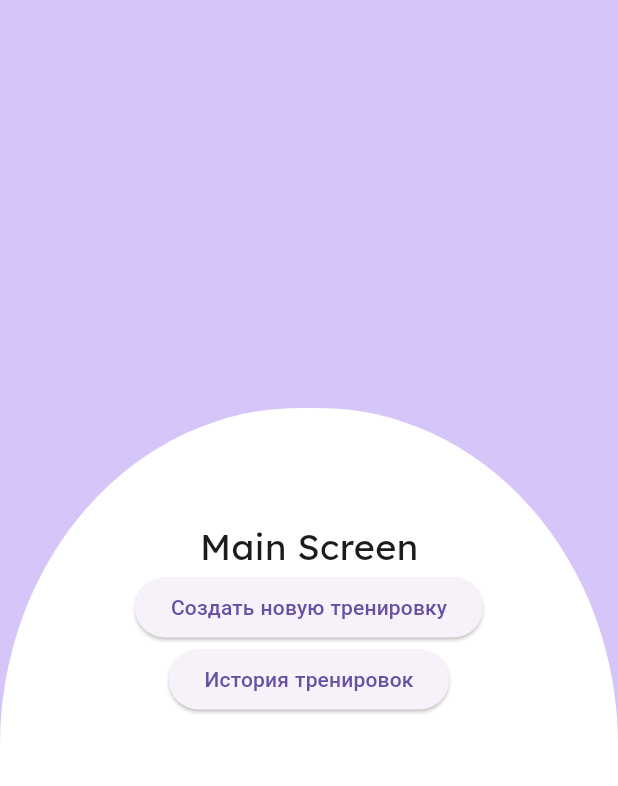
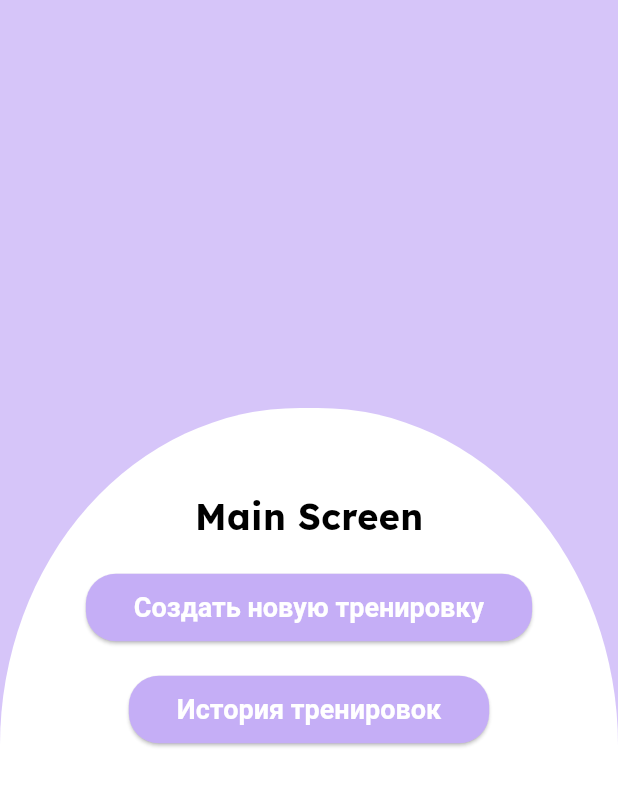
Before and after one commit to 1000-MLN/FitTrack, a Flutter app: the MainScreen screen opened directly, on a phone screen of 412 x 824 dp. Shown: the top 786 px of the screen. Run offline on Flutter 3.47's test engine with Material 3 defaults, Android fonts, the light colour scheme and no system bars; our stand-ins replace flutter_riverpod, shared_preferences; accounts and stored records are empty.

Commit message:
some new UI

```diff
--- a/lib/main.dart
+++ b/lib/main.dart
@@ -17,14 +17,12 @@ void main() {
 class MyApp extends ConsumerWidget {
   @override
   Widget build(BuildContext context, WidgetRef ref) {
-    // Use ref.watch to listen to the theme changes
     final theme = ref.watch(themeProvider);
 
-    // Return MaterialApp with the current theme
     return MaterialApp(
       debugShowCheckedModeBanner: false,
       theme: theme,
-        themeMode: theme==lightTheme?ThemeMode.light:ThemeMode.dark,
+      themeMode: theme == lightTheme ? ThemeMode.light : ThemeMode.dark,
       darkTheme: darkTheme,
       title: 'Workout App',
       initialRoute: '/',
--- a/lib/main_screen.dart
+++ b/lib/main_screen.dart
@@ -11,7 +11,7 @@ class MainScreen extends StatelessWidget {
       body: Stack(
         alignment: Alignment.bottomCenter,
         children: [
-           Container(
+          Container(
             color: Theme.of(context).cardColor,
           ),
           Container(
@@ -29,8 +29,28 @@ class MainScreen extends StatelessWidget {
             child: Column(
               mainAxisAlignment: MainAxisAlignment.center,
               children: [
-                Text('Main Screen', style: TextStyle(fontSize: 24)),
+                Text(
+                  'Main Screen',
+                  style: TextStyle(
+                    fontSize: 24,
+                    fontWeight: FontWeight.bold,
+                    color: Colors.black,
+                  ),
+                ),
+                SizedBox(height: 20),
                 ElevatedButton(
+                  style: ElevatedButton.styleFrom(
+                    backgroundColor: Color(0xFFC5AEF6),
+                    foregroundColor: Colors.white,
+                    padding: EdgeInsets.symmetric(horizontal: 32, vertical: 12),
+                    shape: RoundedRectangleBorder(
+                      borderRadius: BorderRadius.circular(20),
+                    ),
+                    textStyle: TextStyle(
+                      fontSize: 18,
+                      fontWeight: FontWeight.bold,
+                    ),
+                  ),
                   onPressed: () {
                     Navigator.push(
                       context,
@@ -39,9 +59,24 @@ class MainScreen extends StatelessWidget {
                       ),
                     );
                   },
-                  child: Text('Создать новую тренировку'),
+                  child: Text(
+                    'Создать новую тренировку',
+                  ),
                 ),
+                SizedBox(height: 20),
                 ElevatedButton(
+                  style: ElevatedButton.styleFrom(
+                    backgroundColor: Color(0xFFC5AEF6),
+                    foregroundColor: Colors.white,
+                    padding: EdgeInsets.symmetric(horizontal: 32, vertical: 12),
+                    shape: RoundedRectangleBorder(
+                      borderRadius: BorderRadius.circular(20),
+                    ),
+                    textStyle: TextStyle(
+                      fontSize: 18,
+                      fontWeight: FontWeight.bold,
+                    ),
+                  ),
                   onPressed: () {
                     Navigator.push(
                       context,
@@ -50,7 +85,9 @@ class MainScreen extends StatelessWidget {
                       ),
                     );
                   },
-                  child: Text('История тренировок'),
+                  child: Text(
+                    'История тренировок',
+                  ),
                 ),
               ],
             ),
```
Also changed, not shown: lib/timer_screen.dart (+15 -11 lines).
